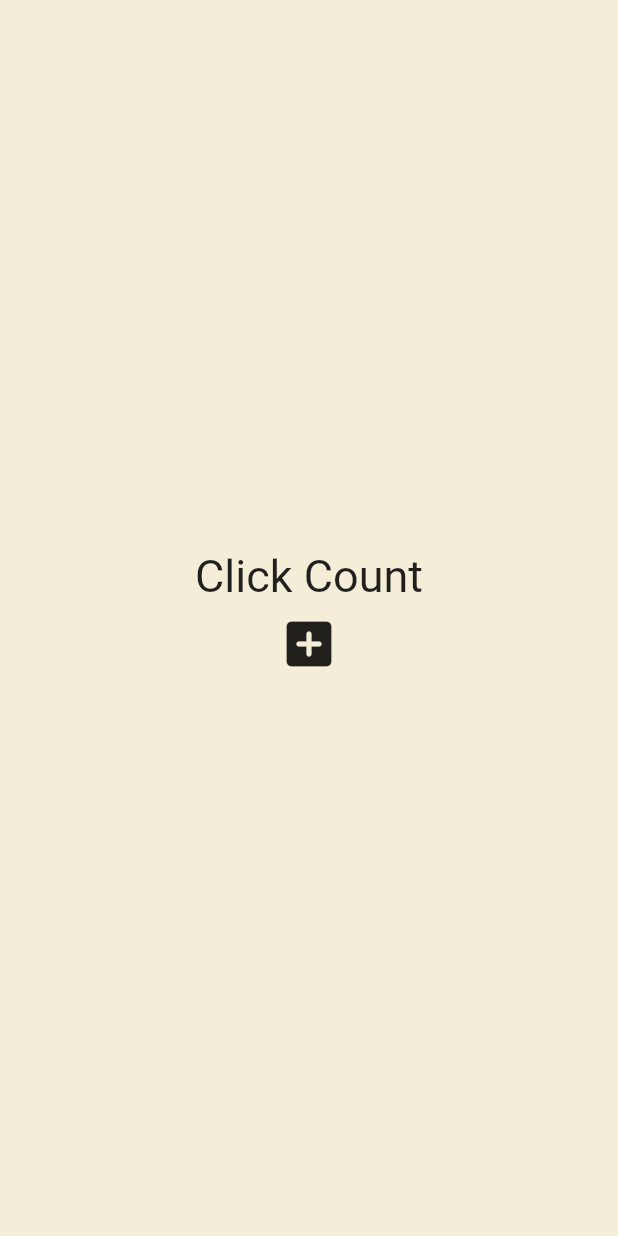
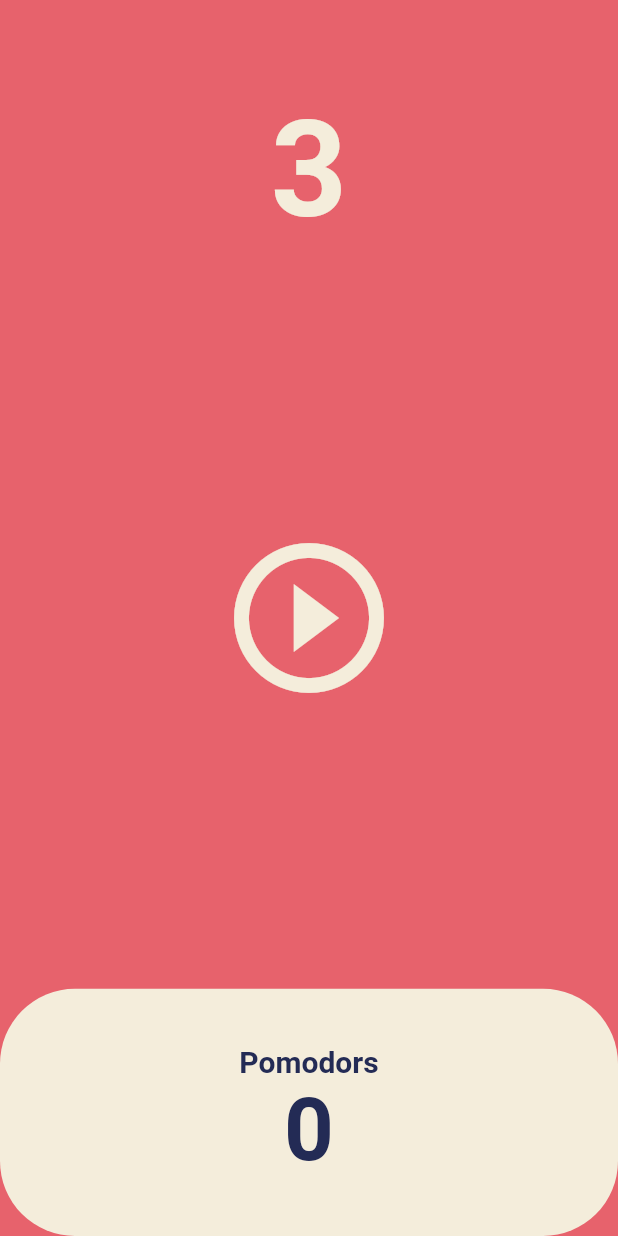
Before and after one commit to koreakb/flutter_state, a Flutter app: the screen it shows after launch, on a phone screen of 412 x 824 dp. Run offline on Flutter 3.47's test engine with Material 2 defaults, Android fonts, the phone set to English and light mode, and no system bars.

Commit message:
20230220_2:10

```diff
--- a/lib/main.dart
+++ b/lib/main.dart
@@ -1,48 +1,29 @@
 import 'package:flutter/material.dart';
-import 'main_homepage.dart';
+import 'package:flutter_state/screens/home_screen.dart';
 
 void main() {
-  runApp(App());
+  runApp(const App());
 }
 
-class App extends StatefulWidget {
+class App extends StatelessWidget {
   const App({super.key});
-
-  @override
-  State<App> createState() => _AppState();
-}
-
-class _AppState extends State<App> {
-  // This widget is the root of your application.
-
-  List<int> numbers = [];
-
-  void onClicked() {
-    numbers.add(numbers.length);
-  }
 
   @override
   Widget build(BuildContext context) {
     return MaterialApp(
-      home: Scaffold(
-        backgroundColor: const Color(0xFFF4EDD8),
-        body: Center(
-          child: Column(
-            mainAxisAlignment: MainAxisAlignment.center,
-            children: [
-              const Text(
-                'Click Count',
-                style: TextStyle(fontSize: 30),
-              ),
-              IconButton(
-                iconSize: 40,
-                onPressed: onClicked,
-                icon: const Icon(Icons.add_box_rounded),
-              ),
-            ],
+      theme: ThemeData(
+        colorScheme: ColorScheme.fromSwatch(
+          backgroundColor: const Color(0xFFE7626C),
+        ),
+        textTheme: const TextTheme(
+          headlineLarge: TextStyle(
+            // headline1 은 사용하지 말고 headling Large ~ small 로 사용해야 한다 (버전 이슈)
+            color: Color(0xFF232B55),
           ),
         ),
+        cardColor: const Color(0xFFF4EDDB),
       ),
+      home: const HomeScreen(),
     );
   }
 }
--- /dev/null
+++ b/lib/screens/home_screen.dart
@@ -0,0 +1,129 @@
+import 'package:flutter/material.dart';
+import 'package:flutter/src/widgets/framework.dart';
+import 'package:flutter/src/widgets/placeholder.dart';
+import 'dart:async';
+
+class HomeScreen extends StatefulWidget {
+  const HomeScreen({super.key});
+
+  @override
+  State<HomeScreen> createState() => _HomeScreenState();
+}
+
+class _HomeScreenState extends State<HomeScreen> {
+  int totalSeconds = 3, totalPomodors = 0;
+  bool isRunnig = false;
+  late Timer timer;
+
+  void onTick(Timer timer) {
+    setState(() {
+      totalSeconds -= 1;
+    });
+
+    if (totalSeconds == 0) {
+      setState(() {
+        totalPomodors += 1;
+        isRunnig = false;
+        totalSeconds = 1500;
+      });
+      timer.cancel();
+    }
+  }
+
+  void onStartPressed() {
+    timer = Timer.periodic(
+      const Duration(seconds: 1),
+      onTick,
+    );
+    setState(() {
+      isRunnig = true;
+    });
+  }
+
+  void onPausePressed() {
+    timer.cancel();
+    setState(() {
+      isRunnig = false;
+    });
+  }
+
+  @override
+  Widget build(BuildContext context) {
+    return Scaffold(
+      backgroundColor: Theme.of(context).colorScheme.background,
+      body: Column(
+        children: [
+          Flexible(
+            flex: 1,
+            child: Container(
+              alignment: Alignment.bottomCenter,
+              child: Text(
+                '$totalSeconds',
+                style: TextStyle(
+                  color: Theme.of(context).cardColor,
+                  fontSize: 89,
+                  fontWeight: FontWeight.w600,
+                ),
+              ),
+            ),
+          ),
+          Flexible(
+            flex: 3,
+            child: Center(
+              child: IconButton(
+                iconSize: 120,
+                color: Theme.of(context).cardColor,
+                onPressed: isRunnig ? onPausePressed : onStartPressed,
+                icon: Icon(isRunnig
+                    ? Icons.pause_circle_outline
+                    : Icons.play_circle_outline),
+              ),
+            ),
+          ),
+          Flexible(
+            flex: 1,
+            child: Row(
+              children: [
+                Expanded(
+                  child: Container(
+                    decoration: BoxDecoration(
+                      color: Theme.of(context).cardColor,
+                      borderRadius: BorderRadius.circular(50),
+                    ),
+                    child: Column(
+                      mainAxisAlignment: MainAxisAlignment.center,
+                      children: [
+                        Text(
+                          'Pomodors',
+                          style: TextStyle(
+                            fontSize: 20,
+                            fontWeight: FontWeight.w600,
+                            color: Theme.of(context)
+                                .textTheme
+                                .headlineLarge!
+                                .color,
+                          ),
+                        ),
+                        Text(
+                          '$totalPomodors',
+                          style: TextStyle(
+                            fontSize: 58,
+                            fontWeight: FontWeight.w600,
+                            color: Theme.of(context)
+                                .textTheme
+                                .headlineLarge!
+                                .color,
+                          ),
+                        ),
+                      ],
+                    ),
+                  ),
+                ),
+              ],
+            ),
+          ),
+        ],
+      ),
+    );
+  }
+}
```
Also changed, not shown: pubspec.lock, 1 other file.
